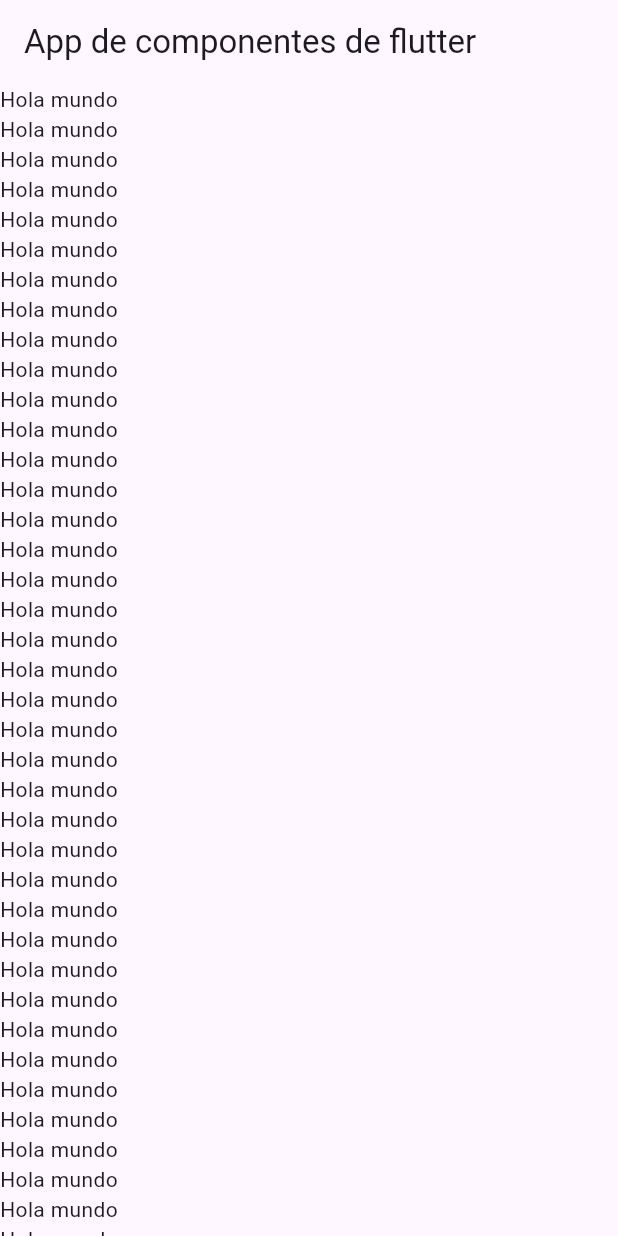
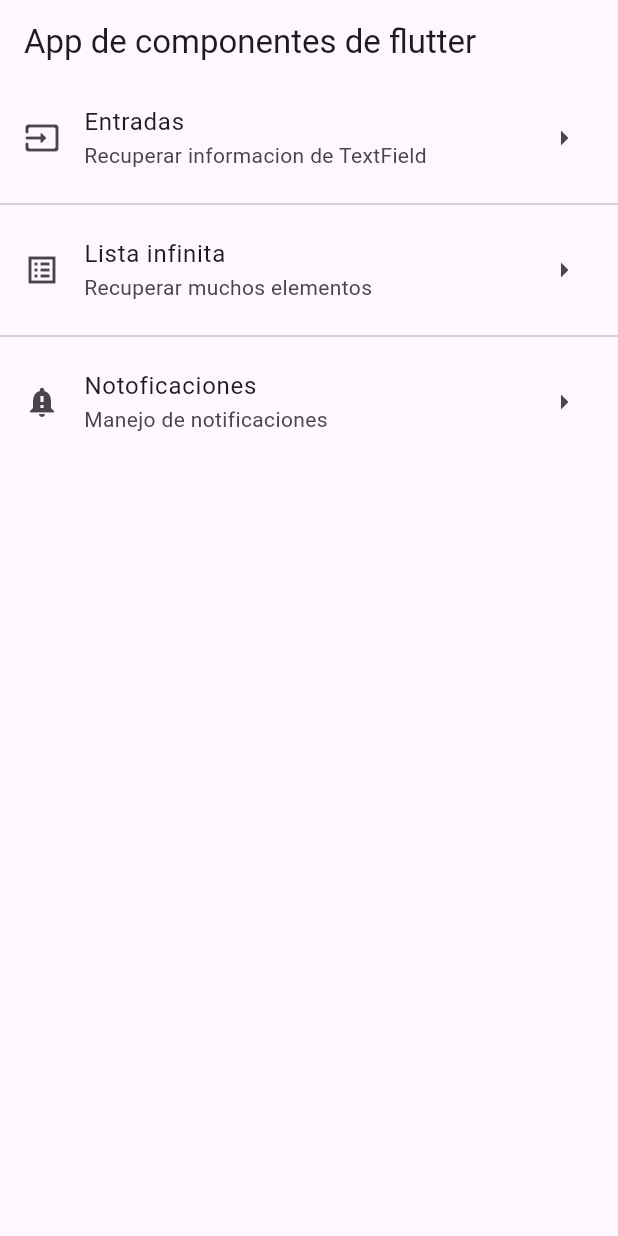
Before and after one commit to Lud0110/componentes_flutter5a, a Flutter app: the screen it shows after launch, on a phone screen of 412 x 824 dp. Run offline on Flutter 3.47's test engine with Material 3 defaults, Android fonts, the phone set to English and light mode, and no system bars.

Commit message:
Inserting ListTile in the ListView

```diff
--- a/lib/home_screen.dart
+++ b/lib/home_screen.dart
@@ -10,66 +10,27 @@ class HomeScreen extends StatelessWidget {
         title: const Text('App de componentes de flutter'),
       ),
         body: ListView(
-          children: const [
-            Text('Hola mundo'),
-            Text('Hola mundo'),
-            Text('Hola mundo'),
-            Text('Hola mundo'),
-            Text('Hola mundo'),
-            Text('Hola mundo'),
-            Text('Hola mundo'),
-            Text('Hola mundo'),
-            Text('Hola mundo'),
-            Text('Hola mundo'),
-            Text('Hola mundo'),
-            Text('Hola mundo'),
-            Text('Hola mundo'),
-            Text('Hola mundo'),
-            Text('Hola mundo'),
-            Text('Hola mundo'),
-            Text('Hola mundo'),
-            Text('Hola mundo'),
-            Text('Hola mundo'),
-            Text('Hola mundo'),
-            Text('Hola mundo'),
-            Text('Hola mundo'),
-            Text('Hola mundo'),
-            Text('Hola mundo'),
-            Text('Hola mundo'),
-            Text('Hola mundo'),
-            Text('Hola mundo'),
-            Text('Hola mundo'),
-            Text('Hola mundo'),
-            Text('Hola mundo'),
-            Text('Hola mundo'),
-            Text('Hola mundo'),
-            Text('Hola mundo'),
-            Text('Hola mundo'),
-            Text('Hola mundo'),
-            Text('Hola mundo'),
-            Text('Hola mundo'),
-            Text('Hola mundo'),
-            Text('Hola mundo'),
-            Text('Hola mundo'),
-            Text('Hola mundo'),
-            Text('Hola mundo'),
-            Text('Hola mundo'),
-            Text('Hola mundo'),
-            Text('Hola mundo'),
-            Text('Hola mundo'),
-            Text('Hola mundo'),
-            Text('Hola mundo'),
-            Text('Hola mundo'),
-            Text('Hola mundo'),
-            Text('Hola mundo'),
-            Text('Hola mundo'),
-            Text('Hola mundo'),
-            Text('Hola mundo'),
-            Text('Hola mundo'),
-            Text('Hola mundo'),
-            Text('Hola mundo'),
-            Text('Hola mundo'),
-            Text('Hola mundo'),
+          children: const <Widget>[
+            ListTile(
+              title: Text('Entradas'),
+              subtitle: Text('Recuperar informacion de TextField'),
+              leading: Icon(Icons.input_rounded),
+              trailing: Icon(Icons.arrow_right_outlined),
+            ),
+            Divider(),
+            ListTile(
+              title: Text('Lista infinita'),
+              subtitle: Text('Recuperar muchos elementos'),
+              leading: Icon(Icons.list_alt_sharp),
+              trailing: Icon(Icons.arrow_right_outlined),
+            ),
+            Divider(),
+            ListTile(
+              title: Text('Notoficaciones'),
+              subtitle: Text('Manejo de notificaciones'),
+              leading: Icon(Icons.notification_important),
+              trailing: Icon(Icons.arrow_right_outlined),
+            )
           ]
         ),
       );
```
